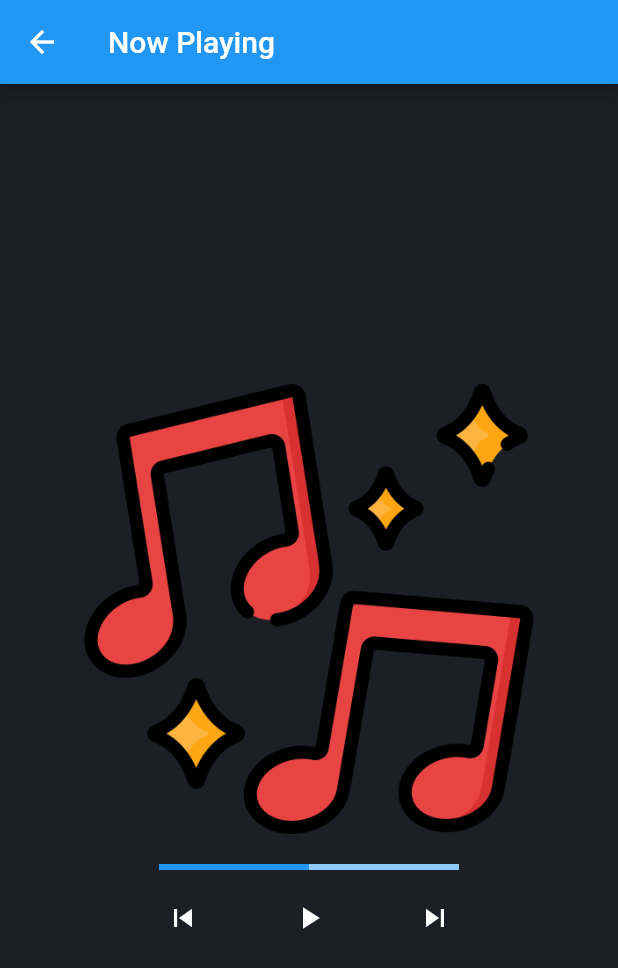
After one commit to utkarshmalik19/beatz_player, a Flutter app: the CurrentSongScreen screen opened directly, on a phone screen of 412 x 824 dp. The commit adds this screen. Shown: the top 968 px of the screen. Run offline on Flutter 3.47's test engine with Material 2 defaults, Android fonts, the phone set to English and light mode, and no system bars; our stand-ins replace audioplayers, permission_handler.

Commit message:
current song screen added

```diff
--- /dev/null
+++ b/lib/presentation/screens/current_song_screen.dart
@@ -0,0 +1,55 @@
+import 'package:beatz_player/utils/consts.dart';
+import 'package:flutter/material.dart';
+
+class CurrentSongScreen extends StatelessWidget {
+  @override
+  Widget build(BuildContext context) {
+    return Scaffold(
+      backgroundColor: AppConstants.bgColor,
+      appBar: AppBar(
+        title: Text('Now Playing'),
+        // Customize the app bar as needed
+      ),
+      body: Center(
+        child: Column(
+          mainAxisAlignment: MainAxisAlignment.center,
+          children: [
+            // Image placeholder (replace with album art)
+            SizedBox(
+                height: 300, child: Image.asset('assets/images/music.png')),
+
+            // Progress bar, play/pause button, next song, previous song buttons
+            Padding(
+              padding: const EdgeInsets.symmetric(vertical: 20),
+              child: SizedBox(
+                  width: 200,
+                  child: LinearProgressIndicator(
+                    value: 0.5,
+                  )),
+            ),
+            Row(
+              mainAxisAlignment: MainAxisAlignment.center,
+              children: [
+                Icon(
+                  Icons.skip_previous,
+                  color: Colors.white,
+                ),
+                Padding(
+                  padding: const EdgeInsets.symmetric(horizontal: 60),
+                  child: Icon(
+                    Icons.play_arrow,
+                    color: Colors.white,
+                  ),
+                ),
+                Icon(
+                  Icons.skip_next,
+                  color: Colors.white,
+                ),
+              ],
+            )
+          ],
+        ),
+      ),
+    );
+  }
+}
--- a/lib/presentation/screens/home_page.dart
+++ b/lib/presentation/screens/home_page.dart
@@ -1,6 +1,7 @@
 import 'dart:io';
 import 'package:audioplayers/audioplayers.dart';
 import 'package:beatz_player/models/song.dart';
+import 'package:beatz_player/presentation/screens/current_song_screen.dart';
 import 'package:beatz_player/presentation/widgets/bottom_music_bar.dart';
 import 'package:beatz_player/presentation/widgets/song_list.dart';
 import 'package:beatz_player/utils/consts.dart';
@@ -26,7 +27,7 @@ class _HomePageState extends State<HomePage> {
     fetchAudioFiles();
   }
 
-   Future<void> fetchAudioFiles() async {
+  Future<void> fetchAudioFiles() async {
     PermissionStatus status = await Permission.storage.request();
 
     if (status.isGranted) {
@@ -34,8 +35,6 @@ class _HomePageState extends State<HomePage> {
       List<FileSystemEntity> audioFiles = [];
       List<Directory> searchDirectories = [];
       searchDirectories.add(Directory('/storage/emulated/0/'));
-
-
 
       for (var directory in searchDirectories) {
         try {
@@ -117,10 +116,21 @@ class _HomePageState extends State<HomePage> {
       body: songs.isEmpty
           ? const Center(child: CircularProgressIndicator())
           : SongList(songs: songs, playSong: playSong),
-      bottomNavigationBar: selectedSongIndex ==-1 ? null: BottomMusicBar(
-          currentSongTitle: songs[selectedSongIndex].title,
-          currentSongArtist: songs[selectedSongIndex].artist,
-          audioPlayer: audioPlayer,),
+      bottomNavigationBar: selectedSongIndex == -1
+          ? null
+          : GestureDetector(
+              onTap: () {
+                Navigator.push(
+                  context,
+                  MaterialPageRoute(builder: (context) => CurrentSongScreen()),
+                );
+              },
+              child: BottomMusicBar(
+                currentSongTitle: songs[selectedSongIndex].title,
+                currentSongArtist: songs[selectedSongIndex].artist,
+                audioPlayer: audioPlayer,
+              ),
+            ),
     );
   }
 }
--- a/lib/presentation/widgets/bottom_music_bar.dart
+++ b/lib/presentation/widgets/bottom_music_bar.dart
@@ -6,6 +6,7 @@ class BottomMusicBar extends StatefulWidget {
   final String currentSongTitle;
   final String currentSongArtist;
   final AudioPlayer audioPlayer;
+
   const BottomMusicBar(
       {super.key,
       required this.currentSongTitle,
```
